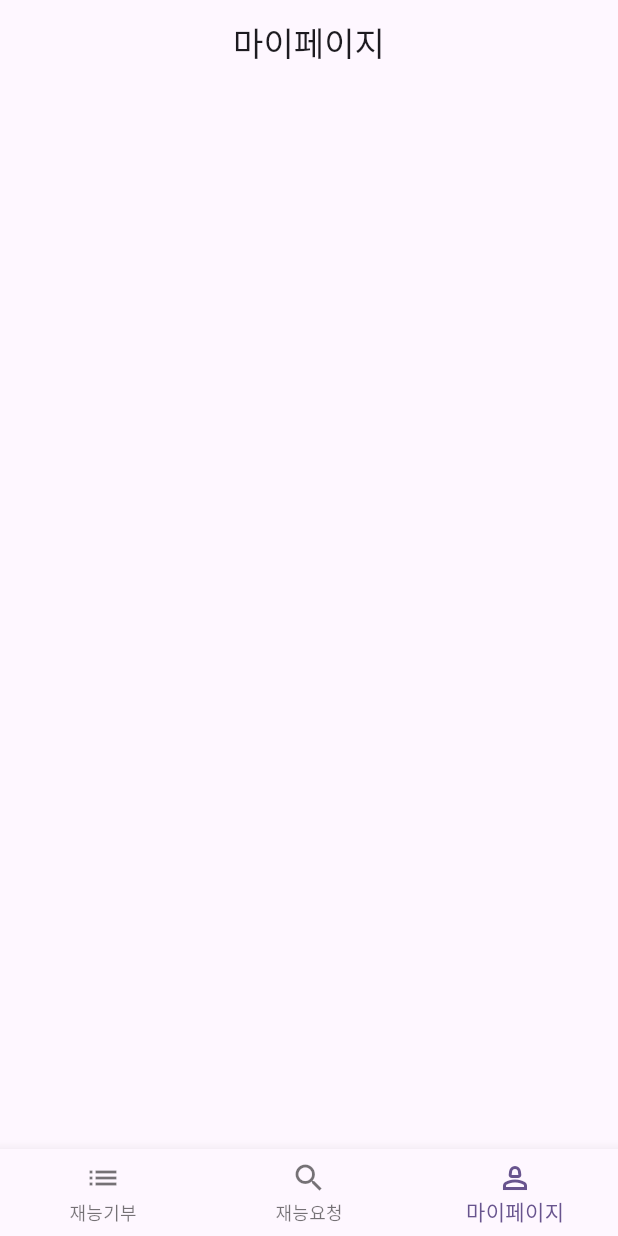
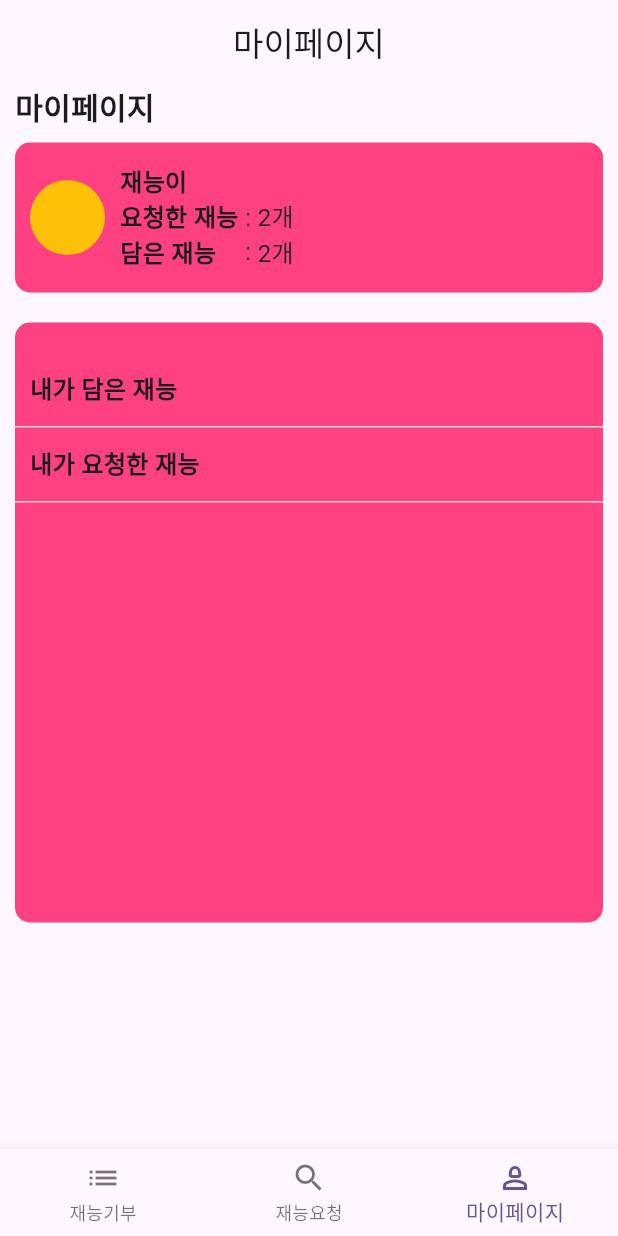
Before and after one commit to hyewonShin/help-me, a Flutter app: the screen it shows after launch, item 3 of the bottom bar chosen, on a phone screen of 412 x 824 dp. Run offline on Flutter 3.47's test engine with Material 3 defaults, Android fonts, the phone set to English and light mode, and no system bars; Roboto replaces fonts that are missing (Pretendard).

Commit message:
feat: mypage 메인화면 기초 ui 구현

```diff
--- a/lib/screens/mypage/mypage_screen.dart
+++ b/lib/screens/mypage/mypage_screen.dart
@@ -1,10 +1,146 @@
 import 'package:flutter/material.dart';
+import 'package:help_me/screens/mypage/mypage_give_list.dart';
+import 'mypage_give_list.dart';
 
 class MypageScreen extends StatelessWidget {
   const MypageScreen({super.key});
 
   @override
   Widget build(BuildContext context) {
-    return Container();
+    return Column(
+      children: [
+        Align(
+          alignment: Alignment.centerLeft,
+          child: Padding(
+            padding: const EdgeInsets.only(left: 10),
+            child: Text('마이페이지',
+                style: TextStyle(fontSize: 20, fontWeight: FontWeight.bold)),
+          ),
+        ),
+        Padding(
+          padding: const EdgeInsets.all(10.0),
+          child: Container(
+            height: 100,
+            decoration: BoxDecoration(
+                color: Colors.pinkAccent,
+                borderRadius: BorderRadius.circular(10)),
+            child: Row(
+              children: [
+                Padding(
+                  padding: const EdgeInsets.all(10.0),
+                  child: Container(
+                    height: 50,
+                    width: 50,
+                    decoration: BoxDecoration(
+                        color: Colors.amber,
+                        borderRadius: BorderRadius.circular(25)),
+                  ),
+                ),
+                Column(
+                  mainAxisAlignment: MainAxisAlignment.center,
+                  crossAxisAlignment: CrossAxisAlignment.start,
+                  children: [
+                    Text(
+                      '재능이',
+                      style:
+                          TextStyle(fontSize: 16, fontWeight: FontWeight.bold),
+                    ),
+                    Row(
+                      children: [
+                        const Column(
+                          crossAxisAlignment: CrossAxisAlignment.start,
+                          children: [
+                            Text('요청한 재능',
+                                style: TextStyle(
+                                    fontSize: 16, fontWeight: FontWeight.bold)),
+                            Text('담은 재능',
+                                style: TextStyle(
+                                    fontSize: 16, fontWeight: FontWeight.bold))
+                          ],
+                        ),
+                        const Column(
+                          crossAxisAlignment: CrossAxisAlignment.start,
+                          children: [
+                            Text(' : ',
+                                style: TextStyle(
+                                  fontSize: 16,
+                                )),
+                            Text(' : ',
+                                style: TextStyle(
+                                  fontSize: 16,
+                                ))
+                          ],
+                        ),
+                        Column(
+                          children: [
+                            Text('2개',
+                                style: TextStyle(
+                                  fontSize: 16,
+                                )),
+                            Text('2개',
+                                style: TextStyle(
+                                  fontSize: 16,
+                                ))
+                          ],
+                        )
+                      ],
+                    )
+                  ],
+                )
+              ],
+            ),
+          ),
+        ),
+        Padding(
+          padding: const EdgeInsets.all(10.0),
+          child: Container(
+            height: 400,
+            width: double.infinity,
+            decoration: BoxDecoration(
+                color: Colors.pinkAccent,
+                borderRadius: BorderRadius.circular(10)),
+            child: Column(
+              children: [
+                const SizedBox(
+                  height: 20,
+                ),
+                GestureDetector(
+                    onTap: () {
+                      // Navigator.push(context,
+                      //     MaterialPageRoute(builder: (context) {
+                      //   return MypageGive();
+                      // }));
+                    },
+                    child: myPageListContainerUi('내가 담은 재능')),
+                myPageListContainerUi('내가 요청한 재능')
+              ],
+            ),
+          ),
+        )
+      ],
+    );
+  }
+
+  Container myPageListContainerUi(String title) {
+    return Container(
+      height: 50,
+      width: double.infinity,
+      decoration: BoxDecoration(
+          border: Border(
+        bottom: BorderSide(
+          // 밑변에 선 추가
+          color: Colors.grey[300]!,
+          width: 1, // 선의 두께
+        ),
+      )),
+      child: Align(
+        alignment: Alignment.centerLeft,
+        child: Padding(
+          padding: const EdgeInsets.only(left: 10),
+          child: Text(title,
+              style: TextStyle(fontSize: 16, fontWeight: FontWeight.bold)),
+        ),
+      ),
+    );
   }
 }
```
